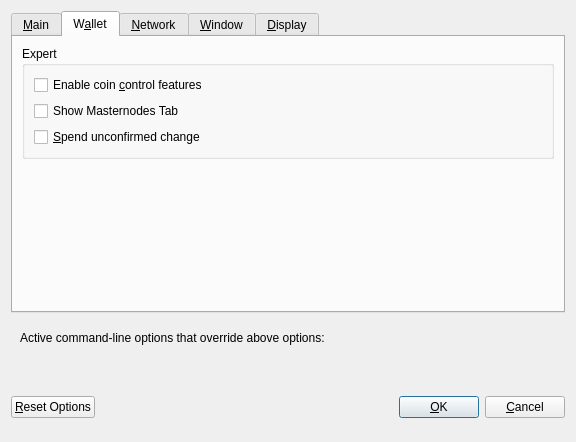
Qt form src/qt/forms/optionsdialog.ui (XDNA-Core/XDNA) before a commit.
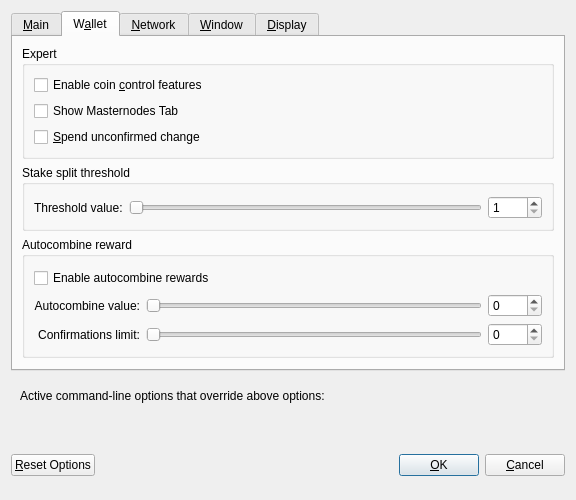
The same form after that commit. The open tabs and pages were chosen to show the change. Custom widgets are drawn as their Qt base class.

What changed in the file:
```diff
--- a/src/qt/forms/optionsdialog.ui
+++ b/src/qt/forms/optionsdialog.ui
@@ -242,6 +242,179 @@
          </layout>
         </widget>
        </item>
+       <item>
+        <widget class="QGroupBox" name="stakeThresholdGroupBox">
+         <property name="title">
+          <string>Stake split threshold</string>
+         </property>
+         <layout class="QHBoxLayout" name="stakeThresholdHLayout">
+          <property name="leftMargin">
+           <number>9</number>
+          </property>
+          <property name="topMargin">
+           <number>11</number>
+          </property>
+          <property name="rightMargin">
+           <number>9</number>
+          </property>
+          <property name="bottomMargin">
+           <number>9</number>
+          </property>
+          <item>
+           <widget class="QLabel" name="stakeThresholdLabel">
+            <property name="text">
+             <string>Threshold value:</string>
+            </property>
+           </widget>
+          </item>
+          <item>
+           <widget class="QSlider" name="stakeThresholdSlider">
+            <property name="minimum">
+             <number>1</number>
+            </property>
+            <property name="maximum">
+             <number>2000</number>
+            </property>
+            <property name="orientation">
+             <enum>Qt::Horizontal</enum>
+            </property>
+           </widget>
+          </item>
+          <item>
+           <widget class="QSpinBox" name="stakeThresholdEdit">
+            <property name="minimum">
+             <number>1</number>
+            </property>
+            <property name="maximum">
+             <number>2000</number>
+            </property>
+           </widget>
+          </item>
+         </layout>
+        </widget>
+       </item>
+       <item>
+        <widget class="QGroupBox" name="autoCombineGroupBox">
+         <property name="title">
+          <string>Autocombine reward</string>
+         </property>
+         <layout class="QVBoxLayout" name="verticalLayout_3">
+          <property name="leftMargin">
+           <number>9</number>
+          </property>
+          <property name="topMargin">
+           <number>11</number>
+          </property>
+          <property name="rightMargin">
+           <number>9</number>
+          </property>
+          <property name="bottomMargin">
+           <number>9</number>
+          </property>
+          <item>
+           <widget class="QCheckBox" name="autoCombineCheckBox">
+            <property name="text">
+             <string>Enable autocombine rewards</string>
+            </property>
+           </widget>
+          </item>
+          <item>
+           <widget class="QFrame" name="autoCombineFrame">
+            <layout class="QHBoxLayout" name="horizontalLayout_2">
+             <property name="leftMargin">
+              <number>0</number>
+             </property>
+             <property name="topMargin">
+              <number>0</number>
+             </property>
+             <property name="rightMargin">
+              <number>0</number>
+             </property>
+             <property name="bottomMargin">
+              <number>0</number>
+             </property>
+             <item>
+              <layout class="QGridLayout" name="autoCombineGrid">
+               <item row="0" column="1">
+                <widget class="QSlider" name="autoCombineSlider">
+                 <property name="minimum">
+                  <number>0</number>
+                 </property>
+                 <property name="maximum">
+                  <number>5000</number>
+                 </property>
+                 <property name="orientation">
+                  <enum>Qt::Horizontal</enum>
+                 </property>
+                </widget>
+               </item>
+               <item row="0" column="2">
+                <widget class="QSpinBox" name="autoCombineEdit">
+                 <property name="minimum">
+                  <number>0</number>
+                 </property>
+                 <property name="maximum">
+                  <number>5000</number>
+                 </property>
+                </widget>
+               </item>
+               <item row="0" column="0">
+                <widget class="QLabel" name="autoCombineLabel">
+                 <property name="toolTip">
+                  <string>Combine outputs, within the same address, to the setting value. A standard transaction will be created, one combine operation on each chain block.</string>
+                 </property>
+                 <property name="text">
+                  <string>Autocombine value:</string>
+                 </property>
+                 <property name="alignment">
+                  <set>Qt::AlignRight|Qt::AlignTrailing|Qt::AlignVCenter</set>
+                 </property>
+                </widget>
+               </item>
+               <item row="1" column="0">
+                <widget class="QLabel" name="autoCombineLimitLabel">
+                 <property name="toolTip">
+                  <string>Do not affect the inputs with the number of confirmations over the limit ( 0 = disabled, confirmations are not checked )</string>
+                 </property>
+                 <property name="text">
+                  <string>Confirmations limit:</string>
+                 </property>
+                 <property name="alignment">
+                  <set>Qt::AlignRight|Qt::AlignTrailing|Qt::AlignVCenter</set>
+                 </property>
+                </widget>
+               </item>
+               <item row="1" column="1">
+                <widget class="QSlider" name="autoCombineLimitSlider">
+                  <property name="minimum">
+                   <number>0</number>
+                  </property>
+                  <property name="maximum">
+                   <number>5000</number>
+                  </property>
+                 <property name="orientation">
+                  <enum>Qt::Horizontal</enum>
+                 </property>
+                </widget>
+               </item>
+               <item row="1" column="2">
+                <widget class="QSpinBox" name="autoCombineLimitEdit">
+                  <property name="minimum">
+                   <number>0</number>
+                  </property>
+                  <property name="maximum">
+                   <number>5000</number>
+                  </property>
+                </widget>
+               </item>
+              </layout>
+             </item>
+            </layout>
+           </widget>
+          </item>
+         </layout>
+        </widget>
+       </item>
        <item>
         <spacer name="verticalSpacer_Wallet">
          <property name="orientation">
```
Left out of the diff: 14 changed lines with no effect on the pictures.
